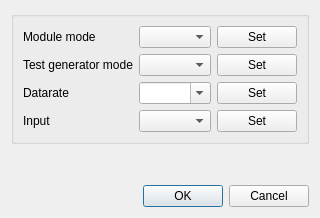
Above: registrationsettingsdialog.ui from stepankuzmin/mole before the change. Below: the same form after it.
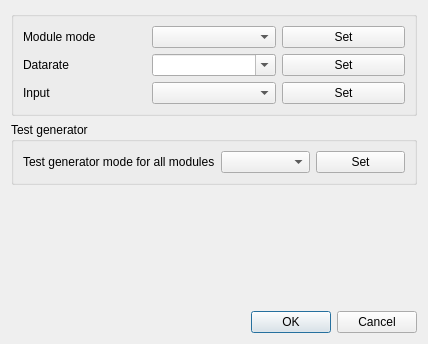
That is the form after the change.

```diff
--- a/registrationsettingsdialog.ui
+++ b/registrationsettingsdialog.ui
@@ -6,8 +6,8 @@
    <rect>
     <x>0</x>
     <y>0</y>
-    <width>303</width>
-    <height>218</height>
+    <width>428</width>
+    <height>344</height>
    </rect>
   </property>
   <property name="windowTitle">
@@ -27,9 +27,6 @@
         </property>
        </widget>
       </item>
-      <item row="1" column="1">
-       <widget class="QComboBox" name="testGeneratorModeComboBox"/>
-      </item>
       <item row="2" column="1">
        <widget class="QComboBox" name="moduleDatarateComboBox">
         <property name="editable">
@@ -37,13 +34,6 @@
         </property>
        </widget>
       </item>
-      <item row="1" column="0">
-       <widget class="QLabel" name="testGeneratorModeLabel">
-        <property name="text">
-         <string>Test generator mode</string>
-        </property>
-       </widget>
-      </item>
       <item row="2" column="0">
        <widget class="QLabel" name="datarateLabel">
         <property name="text">
@@ -71,13 +61,6 @@
         </property>
        </widget>
       </item>
-      <item row="1" column="2">
-       <widget class="QPushButton" name="setTestGeneratorModePushButton">
-        <property name="text">
-         <string>Set</string>
-        </property>
-       </widget>
-      </item>
       <item row="2" column="2">
        <widget class="QPushButton" name="setDataratePushButton">
         <property name="text">
@@ -95,6 +78,32 @@
      </layout>
     </widget>
    </item>
+   <item>
+    <widget class="QGroupBox" name="testGeneratorGroupBox">
+     <property name="title">
+      <string>Test generator</string>
+     </property>
+     <layout class="QGridLayout" name="gridLayout_2">
+      <item row="0" column="0">
+       <widget class="QLabel" name="testGeneratorModeLabel">
+        <property name="text">
+         <string>Test generator mode for all modules</string>
+        </property>
+       </widget>
+      </item>
+      <item row="0" column="1">
+       <widget class="QComboBox" name="testGeneratorModeComboBox"/>
+      </item>
+      <item row="0" column="2">
+       <widget class="QPushButton" name="setTestGeneratorModePushButton">
+        <property name="text">
+         <string>Set</string>
+        </property>
+       </widget>
+      </item>
+     </layout>
+    </widget>
+   </item>
    <item>
     <spacer name="verticalSpacer">
      <property name="orientation">
```
